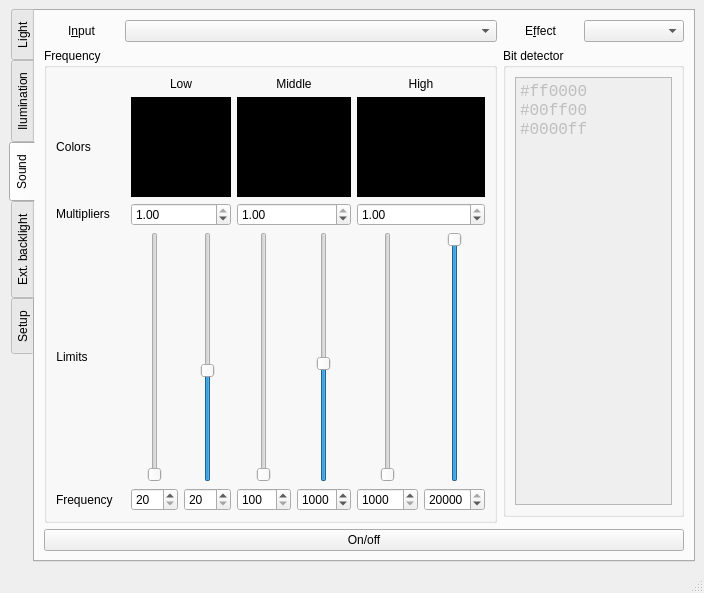
The window that software/mainwindow.ui (elektro-NIK/P3DA) describes before a commit, drawn with Qt 5.
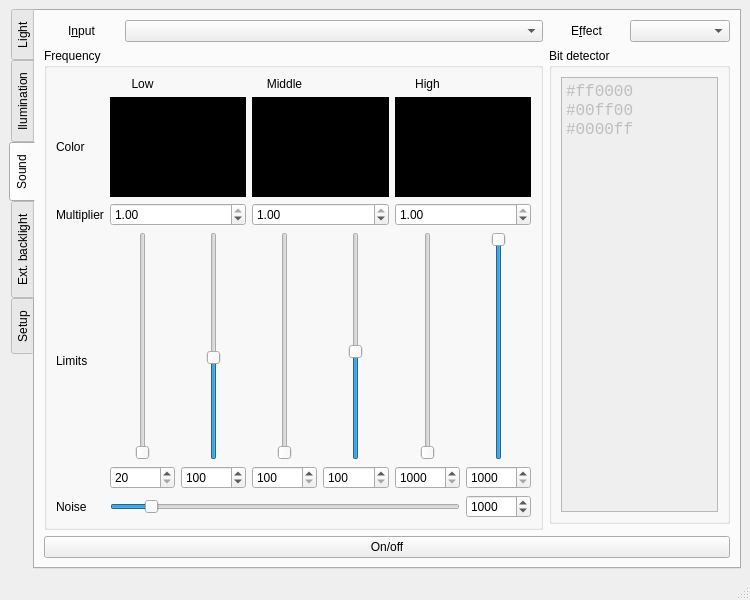
The same window after the commit. The open tabs and pages were chosen to show the change. Icons and pictures are not drawn.

Commit message: Sound tab done. Bug fix, refactoring.

Patch:
```diff
--- a/software/mainwindow.ui
+++ b/software/mainwindow.ui
@@ -6,8 +6,8 @@
    <rect>
     <x>0</x>
     <y>0</y>
-    <width>704</width>
-    <height>567</height>
+    <width>750</width>
+    <height>600</height>
    </rect>
   </property>
   <property name="sizePolicy">
@@ -1247,7 +1247,7 @@
           </property>
          </widget>
         </item>
-        <item row="0" column="5">
+        <item row="0" column="6">
          <widget class="QComboBox" name="comboBox_effect_music">
           <property name="enabled">
            <bool>true</bool>
@@ -1260,7 +1260,7 @@
           </property>
          </widget>
         </item>
-        <item row="3" column="0" colspan="6">
+        <item row="3" column="0" colspan="7">
          <widget class="QPushButton" name="pushButton_sound_onoff">
           <property name="text">
            <string>On/off</string>
@@ -1270,7 +1270,7 @@
           </property>
          </widget>
         </item>
-        <item row="0" column="4">
+        <item row="0" column="5">
          <widget class="QLabel" name="label_41">
           <property name="maximumSize">
            <size>
@@ -1289,7 +1289,14 @@
           </property>
          </widget>
         </item>
-        <item row="1" column="4" colspan="2">
+        <item row="0" column="1" colspan="4">
+         <widget class="QComboBox" name="comboBox_input">
+          <property name="enabled">
+           <bool>true</bool>
+          </property>
+         </widget>
+        </item>
+        <item row="1" column="5" colspan="2">
          <widget class="QGroupBox" name="groupBox_bit_detect">
           <property name="title">
            <string>Bit detector</string>
@@ -1328,7 +1335,7 @@
           </layout>
          </widget>
         </item>
-        <item row="1" column="0" rowspan="2" colspan="4">
+        <item row="1" column="0" rowspan="2" colspan="5">
          <widget class="QGroupBox" name="groupBox_freq">
           <property name="enabled">
            <bool>true</bool>
@@ -1340,36 +1347,78 @@
            <string>Frequency</string>
           </property>
           <layout class="QGridLayout" name="gridLayout_16">
-           <item row="2" column="8" colspan="2">
-            <widget class="QPushButton" name="pushButton_color_mid">
-             <property name="sizePolicy">
-              <sizepolicy hsizetype="Minimum" vsizetype="Minimum">
-               <horstretch>0</horstretch>
-               <verstretch>0</verstretch>
-              </sizepolicy>
+           <item row="5" column="6">
+            <widget class="QSpinBox" name="spinBox_noise">
+             <property name="maximum">
+              <number>10000</number>
              </property>
-             <property name="minimumSize">
-              <size>
-               <width>0</width>
-               <height>100</height>
-              </size>
+             <property name="singleStep">
+              <number>100</number>
              </property>
-             <property name="maximumSize">
-              <size>
-               <width>16777215</width>
-               <height>200</height>
-              </size>
+             <property name="value">
+              <number>1000</number>
              </property>
-             <property name="styleSheet">
-              <string notr="true">border: 0px;
-background-color: rgb(0, 0, 0);</string>
+            </widget>
+           </item>
+           <item row="5" column="1" colspan="5">
+            <widget class="QSlider" name="horizontalSlider_noise">
+             <property name="maximum">
+              <number>10000</number>
              </property>
-             <property name="text">
-              <string>#00ff00</string>
+             <property name="singleStep">
+              <number>100</number>
              </property>
+             <property name="pageStep">
+              <number>1000</number>
+             </property>
+             <property name="value">
+              <number>1000</number>
+             </property>
+             <property name="orientation">
+              <enum>Qt::Horizontal</enum>
+             </property>
             </widget>
            </item>
-           <item row="2" column="10" colspan="2">
+           <item row="2" column="5" colspan="2">
+            <widget class="QDoubleSpinBox" name="doubleSpinBox_mult_high">
+             <property name="maximum">
+              <double>1.000000000000000</double>
+             </property>
+             <property name="singleStep">
+              <double>0.100000000000000</double>
+             </property>
+             <property name="value">
+              <double>1.000000000000000</double>
+             </property>
+            </widget>
+           </item>
+           <item row="2" column="1" colspan="2">
+            <widget class="QDoubleSpinBox" name="doubleSpinBox_mult_low">
+             <property name="maximum">
+              <double>1.000000000000000</double>
+             </property>
+             <property name="singleStep">
+              <double>0.100000000000000</double>
+             </property>
+             <property name="value">
+              <double>1.000000000000000</double>
+             </property>
+            </widget>
+           </item>
+           <item row="2" column="3" colspan="2">
+            <widget class="QDoubleSpinBox" name="doubleSpinBox_mult_mid">
+             <property name="maximum">
+              <double>1.000000000000000</double>
+             </property>
+             <property name="singleStep">
+              <double>0.100000000000000</double>
+             </property>
+             <property name="value">
+              <double>1.000000000000000</double>
+             </property>
+            </widget>
+           </item>
+           <item row="1" column="5" colspan="2">
             <widget class="QPushButton" name="pushButton_color_high">
              <property name="sizePolicy">
               <sizepolicy hsizetype="Minimum" vsizetype="Minimum">
@@ -1398,23 +1447,65 @@
              </property>
             </widget>
            </item>
-           <item row="0" column="10" colspan="2">
-            <widget class="QLabel" name="label_25">
+           <item row="1" column="1" colspan="2">
+            <widget class="QPushButton" name="pushButton_color_low">
              <property name="sizePolicy">
-              <sizepolicy hsizetype="Preferred" vsizetype="Fixed">
+              <sizepolicy hsizetype="Minimum" vsizetype="Minimum">
                <horstretch>0</horstretch>
                <verstretch>0</verstretch>
               </sizepolicy>
              </property>
+             <property name="minimumSize">
+              <size>
+               <width>0</width>
+               <height>100</height>
+              </size>
+             </property>
+             <property name="maximumSize">
+              <size>
+               <width>16777215</width>
+               <height>200</height>
+              </size>
+             </property>
+             <property name="styleSheet">
+              <string notr="true">border: 0px;
+background-color: rgb(0, 0, 0);</string>
+             </property>
              <property name="text">
-              <string>High</string>
+              <string>#ff0000</string>
              </property>
-             <property name="alignment">
-              <set>Qt::AlignCenter</set>
+            </widget>
+           </item>
+           <item row="1" column="3" colspan="2">
+            <widget class="QPushButton" name="pushButton_color_mid">
+             <property name="sizePolicy">
+              <sizepolicy hsizetype="Minimum" vsizetype="Minimum">
+               <horstretch>0</horstretch>
+               <verstretch>0</verstretch>
+              </sizepolicy>
              </property>
+             <property name="minimumSize">
+              <size>
+               <width>0</width>
+               <height>100</height>
+              </size>
+             </property>
+             <property name="maximumSize">
+              <size>
+               <width>16777215</width>
+               <height>200</height>
+              </size>
+             </property>
+             <property name="styleSheet">
+              <string notr="true">border: 0px;
+background-color: rgb(0, 0, 0);</string>
+             </property>
+             <property name="text">
+              <string>#00ff00</string>
+             </property>
             </widget>
            </item>
-           <item row="0" column="2" colspan="2">
+           <item row="0" column="1">
             <widget class="QLabel" name="label_22">
              <property name="sizePolicy">
               <sizepolicy hsizetype="Preferred" vsizetype="Fixed">
@@ -1430,111 +1521,7 @@
              </property>
             </widget>
            </item>
-           <item row="6" column="10">
-            <widget class="QSpinBox" name="spinBox_lower_high">
-             <property name="minimum">
-              <number>1000</number>
-             </property>
-             <property name="maximum">
-              <number>20000</number>
-             </property>
-             <property name="value">
-              <number>1000</number>
-             </property>
-            </widget>
-           </item>
-           <item row="6" column="8">
-            <widget class="QSpinBox" name="spinBox_lower_mid">
-             <property name="minimum">
-              <number>100</number>
-             </property>
-             <property name="maximum">
-              <number>2000</number>
-             </property>
-             <property name="value">
-              <number>100</number>
-             </property>
-            </widget>
-           </item>
-           <item row="6" column="2">
-            <widget class="QSpinBox" name="spinBox_lower_low">
-             <property name="minimum">
-              <number>20</number>
-             </property>
-             <property name="maximum">
-              <number>200</number>
-             </property>
-            </widget>
-           </item>
-           <item row="2" column="2" colspan="2">
-            <widget class="QPushButton" name="pushButton_color_low">
-             <property name="sizePolicy">
-              <sizepolicy hsizetype="Minimum" vsizetype="Minimum">
-               <horstretch>0</horstretch>
-               <verstretch>0</verstretch>
-              </sizepolicy>
-             </property>
-             <property name="minimumSize">
-              <size>
-               <width>0</width>
-               <height>100</height>
-              </size>
-             </property>
-             <property name="maximumSize">
-              <size>
-               <width>16777215</width>
-               <height>200</height>
-              </size>
-             </property>
-             <property name="styleSheet">
-              <string notr="true">border: 0px;
-background-color: rgb(0, 0, 0);</string>
-             </property>
-             <property name="text">
-              <string>#ff0000</string>
-             </property>
-            </widget>
-           </item>
-           <item row="4" column="2" colspan="2">
-            <widget class="QDoubleSpinBox" name="doubleSpinBox_mult_low">
-             <property name="maximum">
-              <double>1.000000000000000</double>
-             </property>
-             <property name="singleStep">
-              <double>0.100000000000000</double>
-             </property>
-             <property name="value">
-              <double>1.000000000000000</double>
-             </property>
-            </widget>
-           </item>
-           <item row="4" column="10" colspan="2">
-            <widget class="QDoubleSpinBox" name="doubleSpinBox_mult_high">
-             <property name="maximum">
-              <double>1.000000000000000</double>
-             </property>
-             <property name="singleStep">
-              <double>0.100000000000000</double>
-             </property>
-             <property name="value">
-              <double>1.000000000000000</double>
-             </property>
-            </widget>
-           </item>
-           <item row="4" column="8" colspan="2">
-            <widget class="QDoubleSpinBox" name="doubleSpinBox_mult_mid">
-             <property name="maximum">
-              <double>1.000000000000000</double>
-             </property>
-             <property name="singleStep">
-              <double>0.100000000000000</double>
-             </property>
-             <property name="value">
-              <double>1.000000000000000</double>
-             </property>
-            </widget>
-           </item>
-           <item row="0" column="8" colspan="2">
+           <item row="0" column="3">
             <widget class="QLabel" name="label_24">
              <property name="sizePolicy">
               <sizepolicy hsizetype="Preferred" vsizetype="Fixed">
@@ -1550,42 +1537,10 @@
              </property>
             </widget>
            </item>
-           <item row="4" column="0" colspan="2">
-            <widget class="QLabel" name="label_26">
-             <property name="sizePolicy">
-              <sizepolicy hsizetype="Fixed" vsizetype="Fixed">
-               <horstretch>0</horstretch>
-               <verstretch>0</verstretch>
-              </sizepolicy>
-             </property>
-             <property name="text">
-              <string>Multipliers</string>
-             </property>
-             <property name="alignment">
-              <set>Qt::AlignCenter</set>
-             </property>
-            </widget>
-           </item>
-           <item row="2" column="0" colspan="2">
-            <widget class="QLabel" name="label_43">
-             <property name="sizePolicy">
-              <sizepolicy hsizetype="Fixed" vsizetype="Preferred">
-               <horstretch>0</horstretch>
-               <verstretch>0</verstretch>
-              </sizepolicy>
-             </property>
-             <property name="text">
-              <string>Colors</string>
-             </property>
-             <property name="alignment">
-              <set>Qt::AlignCenter</set>
-             </property>
-            </widget>
-           </item>
-           <item row="5" column="2">
+           <item row="3" column="1">
             <widget class="QSlider" name="verticalSlider_lower_low">
              <property name="sizePolicy">
-              <sizepolicy hsizetype="Preferred" vsizetype="Expanding">
+              <sizepolicy hsizetype="Expanding" vsizetype="Expanding">
                <horstretch>0</horstretch>
                <verstretch>0</verstretch>
               </sizepolicy>
@@ -1593,7 +1548,7 @@
              <property name="minimumSize">
               <size>
                <width>0</width>
-               <height>250</height>
+               <height>0</height>
               </size>
              </property>
              <property name="layoutDirection">
@@ -1610,22 +1565,42 @@
              </property>
             </widget>
            </item>
-           <item row="5" column="3">
-            <widget class="QSlider" name="verticalSlider_higher_low">
-             <property name="sizePolicy">
-              <sizepolicy hsizetype="Preferred" vsizetype="Expanding">
-               <horstretch>0</horstretch>
-               <verstretch>0</verstretch>
-              </sizepolicy>
+           <item row="4" column="5">
+            <widget class="QSpinBox" name="spinBox_lower_high">
+             <property name="suffix">
+              <string/>
              </property>
-             <property name="minimumSize">
-              <size>
-               <width>0</width>
-               <height>250</height>
-              </size>
+             <property name="minimum">
+              <number>1000</number>
              </property>
-             <property name="layoutDirection">
-              <enum>Qt::LeftToRight</enum>
+             <property name="maximum">
+              <number>20000</number>
+             </property>
+             <property name="value">
+              <number>1000</number>
+             </property>
+            </widget>
+           </item>
+           <item row="4" column="6">
+            <widget class="QSpinBox" name="spinBox_higher_high">
+             <property name="suffix">
+              <string/>
+             </property>
+             <property name="minimum">
+              <number>1000</number>
+             </property>
+             <property name="maximum">
+              <number>20000</number>
+             </property>
+             <property name="value">
+              <number>1000</number>
+             </property>
+            </widget>
+           </item>
+           <item row="4" column="2">
+            <widget class="QSpinBox" name="spinBox_higher_low">
+             <property name="suffix">
+              <string/>
              </property>
              <property name="minimum">
               <number>20</number>
@@ -1636,12 +1611,9 @@
              <property name="value">
               <number>100</number>
              </property>
-             <property name="orientation">
-              <enum>Qt::Vertical</enum>
-             </property>
             </widget>
            </item>
-           <item row="6" column="9">
+           <item row="4" column="4">
             <widget class="QSpinBox" name="spinBox_higher_mid">
              <property name="minimum">
               <number>100</number>
@@ -1649,15 +1621,100 @@
              <property name="maximum">
               <number>2000</number>
              </property>
+            </widget>
+           </item>
+           <item row="4" column="3">
+            <widget class="QSpinBox" name="spinBox_lower_mid">
+             <property name="minimum">
+              <number>100</number>
+             </property>
+             <property name="maximum">
+              <number>2000</number>
+             </property>
+            </widget>
+           </item>
+           <item row="3" column="6">
+            <widget class="QSlider" name="verticalSlider_higher_high">
+             <property name="sizePolicy">
+              <sizepolicy hsizetype="Expanding" vsizetype="Expanding">
+               <horstretch>0</horstretch>
+               <verstretch>0</verstretch>
+              </sizepolicy>
+             </property>
+             <property name="minimumSize">
+              <size>
+               <width>0</width>
+               <height>0</height>
+              </size>
+             </property>
+             <property name="layoutDirection">
+              <enum>Qt::LeftToRight</enum>
+             </property>
+             <property name="minimum">
+              <number>1000</number>
+             </property>
+             <property name="maximum">
+              <number>20000</number>
+             </property>
              <property name="value">
+              <number>20000</number>
+             </property>
+             <property name="orientation">
+              <enum>Qt::Vertical</enum>
+             </property>
+            </widget>
+           </item>
+           <item row="4" column="1">
+            <widget class="QSpinBox" name="spinBox_lower_low">
+             <property name="suffix">
+              <string/>
+             </property>
+             <property name="prefix">
+              <string/>
+             </property>
+             <property name="minimum">
+              <number>20</number>
+             </property>
+             <property name="maximum">
+              <number>200</number>
+             </property>
+            </widget>
+           </item>
+           <item row="3" column="5">
+            <widget class="QSlider" name="verticalSlider_lower_high">
+             <property name="sizePolicy">
+              <sizepolicy hsizetype="Expanding" vsizetype="Expanding">
+               <horstretch>0</horstretch>
+               <verstretch>0</verstretch>
+              </sizepolicy>
+             </property>
+             <property name="minimumSize">
+              <size>
+               <width>0</width>
+               <height>0</height>
+              </size>
+             </property>
+             <property name="layoutDirection">
+              <enum>Qt::LeftToRight</enum>
+             </property>
+             <property name="minimum">
               <number>1000</number>
              </property>
+             <property name="maximum">
+              <number>20000</number>
+             </property>
+             <property name="value">
+              <number>1000</number>
+             </property>
+             <property name="orientation">
+              <enum>Qt::Vertical</enum>
+             </property>
             </widget>
            </item>
-           <item row="5" column="8">
+           <item row="3" column="3">
             <widget class="QSlider" name="verticalSlider_lower_mid">
              <property name="sizePolicy">
-              <sizepolicy hsizetype="Preferred" vsizetype="Expanding">
+              <sizepolicy hsizetype="Expanding" vsizetype="Expanding">
                <horstretch>0</horstretch>
                <verstretch>0</verstretch>
               </sizepolicy>
@@ -1665,7 +1722,7 @@
              <property name="minimumSize">
               <size>
                <width>0</width>
-               <height>250</height>
+               <height>0</height>
               </size>
              </property>
              <property name="layoutDirection">
@@ -1685,10 +1742,10 @@
              </property>
             </widget>
            </item>
-           <item row="5" column="9">
+           <item row="3" column="4">
             <widget class="QSlider" name="verticalSlider_higher_mid">
              <property name="sizePolicy">
-              <sizepolicy hsizetype="Preferred" vsizetype="Expanding">
+              <sizepolicy hsizetype="Expanding" vsizetype="Expanding">
                <horstretch>0</horstretch>
                <verstretch>0</verstretch>
               </sizepolicy>
@@ -1696,7 +1753,7 @@
              <property name="minimumSize">
               <size>
                <width>0</width>
-               <height>250</height>
+               <height>0</height>
               </size>
              </property>
              <property name="layoutDirection">
@@ -1716,130 +1773,84 @@
              </property>
             </widget>
            </item>
-           <item row="6" column="3">
-            <widget class="QSpinBox" name="spinBox_higher_low">
+           <item row="3" column="2">
+            <widget class="QSlider" name="verticalSlider_higher_low">
+             <property name="sizePolicy">
+              <sizepolicy hsizetype="Expanding" vsizetype="Expanding">
+               <horstretch>0</horstretch>
+               <verstretch>0</verstretch>
+              </sizepolicy>
+             </property>
+             <property name="minimumSize">
+              <size>
+               <width>0</width>
+               <height>0</height>
+              </size>
+             </property>
+             <property name="layoutDirection">
+              <enum>Qt::LeftToRight</enum>
+             </property>
              <property name="minimum">
               <number>20</number>
              </property>
              <property name="maximum">
               <number>200</number>
              </property>
-            </widget>
-           </item>
-           <item row="5" column="10">
-            <widget class="QSlider" name="verticalSlider_lower_high">
-             <property name="sizePolicy">
-              <sizepolicy hsizetype="Preferred" vsizetype="Expanding">
-               <horstretch>0</horstretch>
-               <verstretch>0</verstretch>
-              </sizepolicy>
-             </property>
-             <property name="minimumSize">
-              <size>
-               <width>0</width>
-               <height>250</height>
-              </size>
-             </property>
-             <property name="layoutDirection">
-              <enum>Qt::LeftToRight</enum>
-             </property>
-             <property name="minimum">
-              <number>1000</number>
-             </property>
-             <property name="maximum">
-              <number>20000</number>
-             </property>
              <property name="value">
-              <number>1000</number>
+              <number>100</number>
              </property>
              <property name="orientation">
               <enum>Qt::Vertical</enum>
              </property>
             </widget>
            </item>
-           <item row="5" column="11">
-            <widget class="QSlider" name="verticalSlider_higher_high">
+           <item row="0" column="5">
+            <widget class="QLabel" name="label_25">
              <property name="sizePolicy">
-              <sizepolicy hsizetype="Preferred" vsizetype="Expanding">
+              <sizepolicy hsizetype="Preferred" vsizetype="Fixed">
                <horstretch>0</horstretch>
                <verstretch>0</verstretch>
               </sizepolicy>
              </property>
-             <property name="minimumSize">
-              <size>
-               <width>0</width>
-               <height>250</height>
-              </size>
+             <property name="text">
+              <string>High</string>
              </property>
-             <property name="layoutDirection">
-              <enum>Qt::LeftToRight</enum>
+             <property name="alignment">
+              <set>Qt::AlignCenter</set>
              </property>
-             <property name="minimum">
-              <number>1000</number>
-             </property>
-             <property name="maximum">
-              <number>20000</number>
-             </property>
-             <property name="value">
-              <number>20000</number>
-             </property>
-             <property name="orientation">
-              <enum>Qt::Vertical</enum>
-             </property>
             </widget>
            </item>
-           <item row="6" column="11">
-            <widget class="QSpinBox" name="spinBox_higher_high">
-             <property name="minimum">
-              <number>1000</number>
+           <item row="1" column="0">
+            <widget class="QLabel" name="label_26">
+             <property name="text">
+              <string>Color</string>
              </property>
-             <property name="maximum">
-              <number>20000</number>
-             </property>
-             <property name="value">
-              <number>20000</number>
-             </property>
             </widget>
            </item>
-           <item row="5" column="0">
+           <item row="2" column="0">
             <widget class="QLabel" name="label_42">
-             <property name="sizePolicy">
-              <sizepolicy hsizetype="Fixed" vsizetype="Fixed">
-               <horstretch>0</horstretch>
-               <verstretch>0</verstretch>
-              </sizepolicy>
+             <property name="text">
+              <string>Multiplier</string>
              </property>
+            </widget>
+           </item>
+           <item row="5" column="0">
+            <widget class="QLabel" name="label_45">
+             <property name="text">
+              <string>Noise</string>
+             </property>
+            </widget>
+           </item>
+           <item row="3" column="0" rowspan="2">
+            <widget class="QLabel" name="label_43">
              <property name="text">
               <string>Limits</string>
              </property>
-             <property name="alignment">
-              <set>Qt::AlignCenter</set>
-             </property>
-            </widget>
-           </item>
-           <item row="6" column="0" colspan="2">
-            <widget class="QLabel" name="label_44">
-             <property name="sizePolicy">
-              <sizepolicy hsizetype="Fixed" vsizetype="Preferred">
-               <horstretch>0</horstretch>
-               <verstretch>0</verstretch>
-              </sizepolicy>
-             </property>
-             <property name="text">
-              <string>Frequency</string>
-             </property>
             </widget>
            </item>
           </layout>
          </widget>
         </item>
-        <item row="0" column="1" colspan="3">
-         <widget class="QComboBox" name="comboBox_input">
-          <property name="enabled">
-           <bool>true</bool>
-          </property>
-         </widget>
-        </item>
        </layout>
       </widget>
       <widget class="QWidget" name="tab_ext_backlight">
```
Left out of the diff: 296 changed lines with no effect on the pictures. The commit also changes 2 other files.
